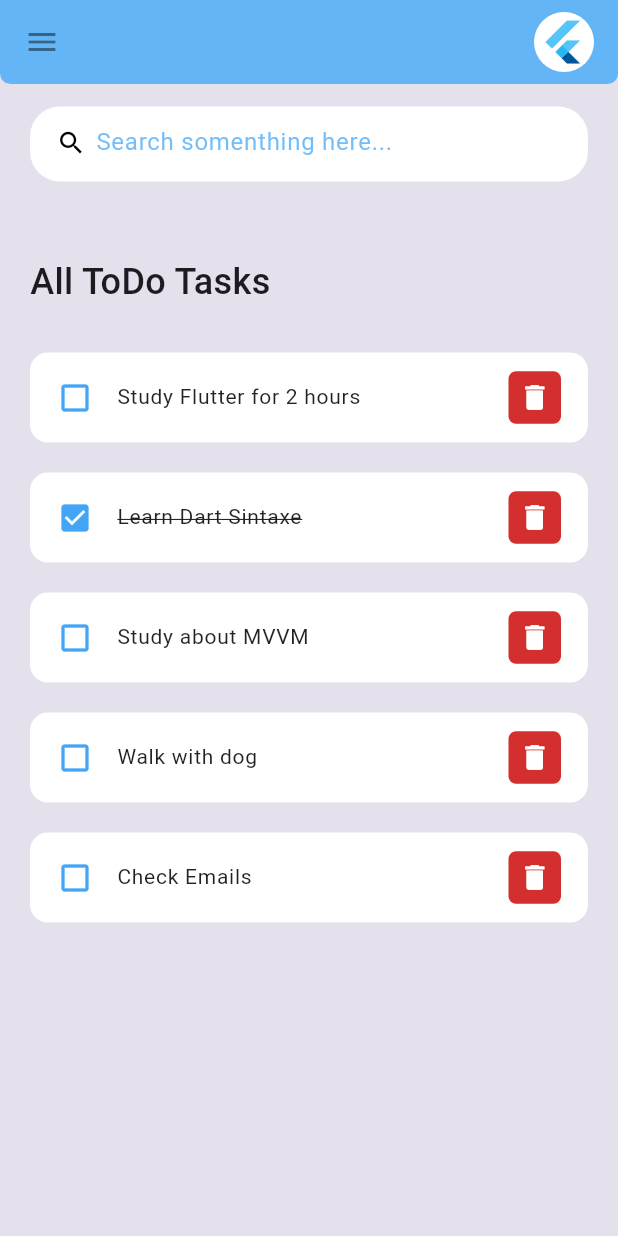
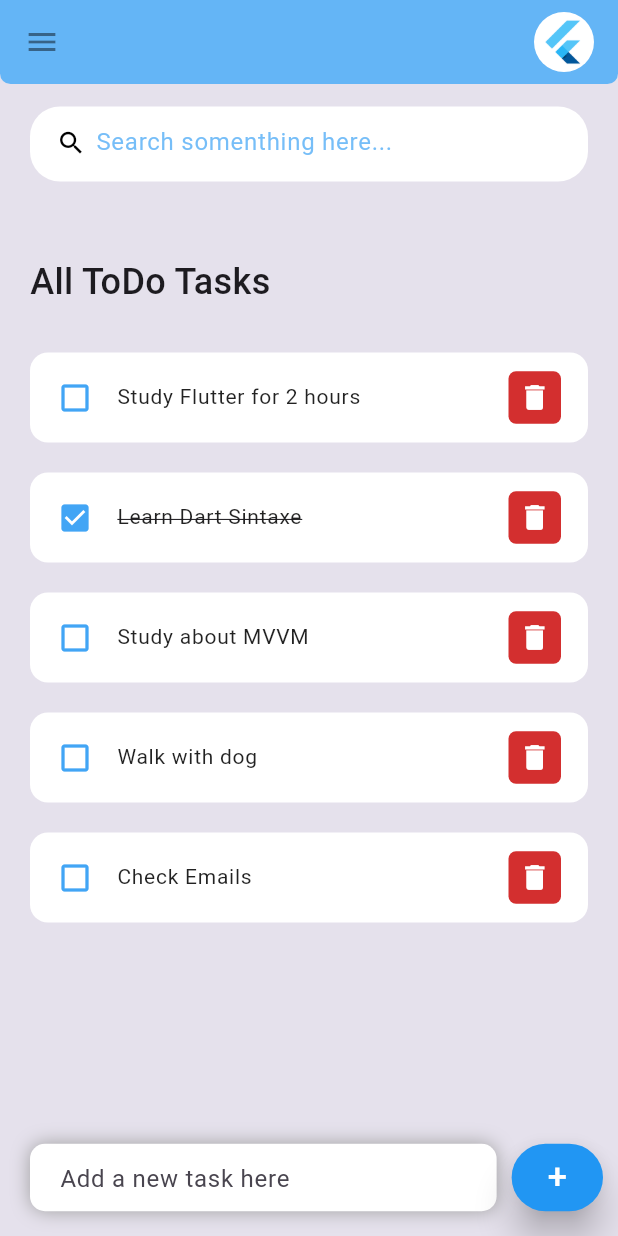
Before and after one commit to VictorHSLito/ToDoApp-Flutter, a Flutter app: the screen it shows after launch, after a tap on "Study Flutter for 2 hours", on a phone screen of 412 x 824 dp. Run offline on Flutter 3.47's test engine with Material 3 defaults, Android fonts, the phone set to English and light mode, and no system bars.

Commit message:
feat: Implements add new task method

```diff
--- a/todo_app/lib/main.dart
+++ b/todo_app/lib/main.dart
@@ -4,6 +4,8 @@ import 'package:my_app/views/screens/home.dart';
 void main() {
   runApp(
     MaterialApp(
+      debugShowMaterialGrid: false,
+      debugShowCheckedModeBanner: false,
       title: "TODO List App",
       home: HomePage(),
     ),
--- a/todo_app/lib/views/screens/home.dart
+++ b/todo_app/lib/views/screens/home.dart
@@ -14,6 +14,8 @@ class HomePage extends StatefulWidget {
 class _HomePageState extends State<HomePage> {
   final items = ToDo.toDoList();
 
+  final _todoController = TextEditingController();
+
   void _handleToDoState(ToDo item) {
     setState(() {
       item.isDone = !item.isDone;
@@ -26,12 +28,26 @@ class _HomePageState extends State<HomePage> {
     });
   }
 
+  void _addNewTask(String toDo) {
+    setState(() {
+      items.add(
+        ToDo(
+          id: DateTime.now().millisecondsSinceEpoch.toString(),
+          description: toDo,
+        ),
+      );
+    });
+    _todoController.clear();
+  }
+
   @override
   Widget build(BuildContext context) {
     return Scaffold(
       backgroundColor: const Color.fromARGB(255, 229, 225, 236),
       appBar: HomeAppBar(),
-      body: Container(
+      body: Stack(
+        children: [
+          Container(
             padding: EdgeInsets.symmetric(vertical: 15, horizontal: 20),
             child: Column(
               children: [
@@ -61,6 +77,58 @@ class _HomePageState extends State<HomePage> {
               ],
             ),
           ),
+          Align(
+            alignment: Alignment.bottomCenter,
+            child: Row(
+              children: [
+                Expanded(
+                  child: Container(
+                    height: 45,
+                    padding: EdgeInsets.symmetric(horizontal: 20, vertical: 5),
+                    margin: EdgeInsets.only(bottom: 15, right: 10, left: 20),
+                    decoration: BoxDecoration(
+                      color: Colors.white,
+                      borderRadius: BorderRadius.circular(10),
+                      boxShadow: const [
+                        BoxShadow(
+                          color: Colors.grey,
+                          offset: Offset(0.0, 0.0),
+                          blurRadius: 10.0,
+                          spreadRadius: 0.0,
+                        ),
+                      ],
+                    ),
+                    child: TextField(
+                      controller: _todoController,
+                      decoration: InputDecoration(
+                        hintText: "Add a new task here",
+                        border: InputBorder.none,
+                      ),
+                    ),
+                  ),
+                ),
+                Container(
+                  margin: EdgeInsets.only(bottom: 15, right: 10),
+                  child: ElevatedButton(
+                    onPressed: () {
+                      _addNewTask(_todoController.text);
+                    },
+                    style: ElevatedButton.styleFrom(
+                      backgroundColor: Colors.blue,
+                      minimumSize: Size(45, 45),
+                      elevation: 10,
+                    ),
+                    child: Text(
+                      "+",
+                      style: TextStyle(fontSize: 23, color: Colors.white),
+                    ),
+                  ),
+                ),
+              ],
+            ),
+          ),
+        ],
+      ),
     );
   }
 }
```
Lines whose indentation alone changed are shown as unchanged.
